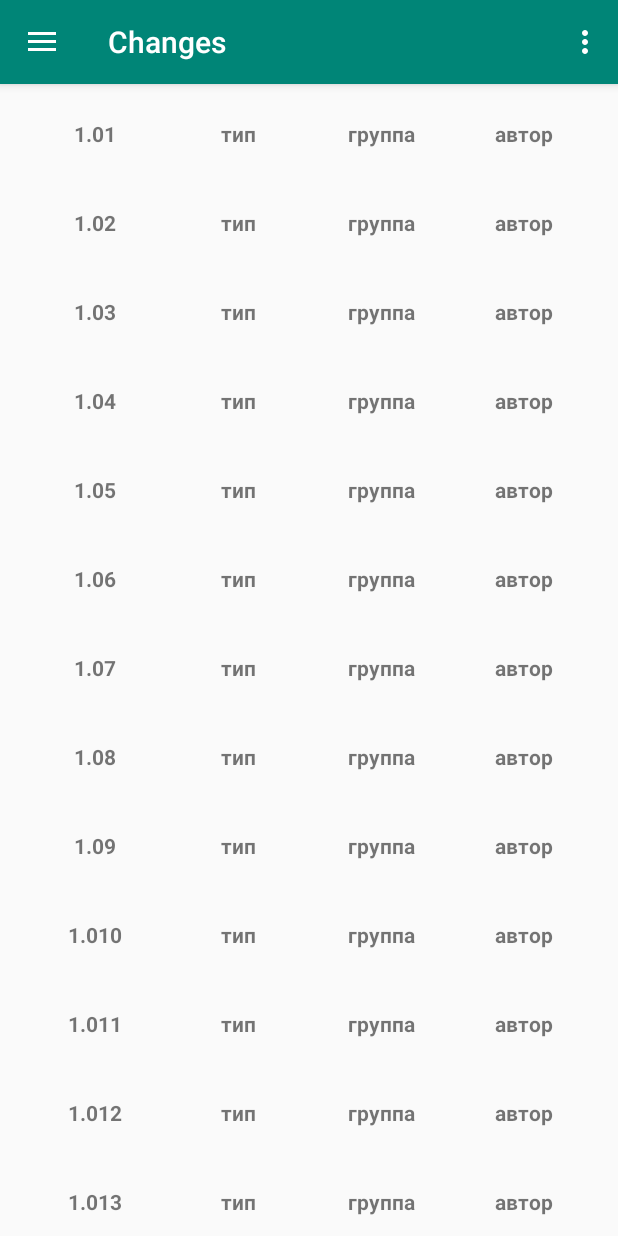
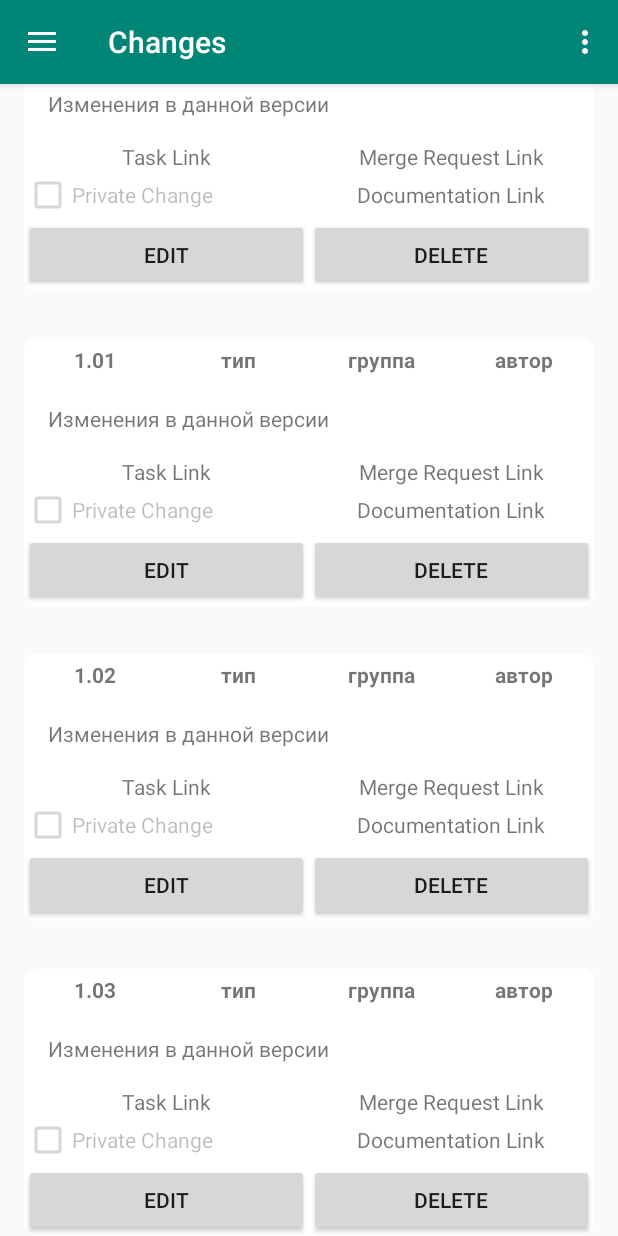
Before and after one commit to DenisBarbar/ChangeLoggerGIT, an Android app: the screen it shows after launch (MainActivity), on a phone screen of 412 x 824 dp. Run offline under Robolectric (Android 15) with nearby library versions, the phone set to English and light mode, and no system bars.

Commit message:
item layouot changed

```diff
--- a/ChangeLogger/app/src/main/java/com/fast_report/changelogger/ChangesFragment.java
+++ b/ChangeLogger/app/src/main/java/com/fast_report/changelogger/ChangesFragment.java
@@ -7,25 +7,21 @@ import android.support.v7.widget.RecyclerView;
 import android.view.LayoutInflater;
 import android.view.View;
 import android.view.ViewGroup;
-import android.widget.CheckBox;
 import android.widget.TextView;
 
-import java.text.SimpleDateFormat;
 import java.util.List;
-import java.util.Locale;
 
 public class ChangesFragment extends Fragment {
 
-    private RecyclerView mCrimeRecyclerView;
-    private CrimeAdapter mAdapter;
-    private SimpleDateFormat dateFormat = new SimpleDateFormat("EEEE, d MMMM y ' г.'", new Locale("ru"));
+    private RecyclerView mChangeRecyclerView;
+    private ChangeAdapter mAdapter;
 
     @Override
     public View onCreateView(LayoutInflater inflater, ViewGroup container, Bundle savedInstanceState){
         ((MainActivity)getActivity()).setActionBarTitle("Changes");
         View view = inflater.inflate(R.layout.fragment_changes_list, container, false);
-        mCrimeRecyclerView = (RecyclerView) view.findViewById(R.id.changes_recycler_view);
-        mCrimeRecyclerView.setLayoutManager(new LinearLayoutManager(getActivity()));
+        mChangeRecyclerView = (RecyclerView) view.findViewById(R.id.changes_recycler_view);
+        mChangeRecyclerView.setLayoutManager(new LinearLayoutManager(getActivity()));
         updateUI();
         return view;
     }
@@ -40,59 +36,62 @@ public class ChangesFragment extends Fragment {
         ChangeLab changeLab = ChangeLab.get(getActivity());
         List<Change> crimes = changeLab.getChanges();
         if(mAdapter == null){
-            mAdapter = new CrimeAdapter(crimes);
-            mCrimeRecyclerView.setAdapter(mAdapter);
+            mAdapter = new ChangeAdapter(crimes);
+            mChangeRecyclerView.setAdapter(mAdapter);
         } else {
             mAdapter.notifyDataSetChanged();
         }
     }
 
-    private class CrimeHolder extends RecyclerView.ViewHolder {
+    private class ChangeHolder extends RecyclerView.ViewHolder {
 
         private Change mChange;
         private TextView mVersionTextView;
         private TextView mTypeTextView;
         private TextView mGroupTextView;
         private TextView mAuthorTextView;
+        private TextView mChangedTextView;
 
-        public void bindCrime(Change change) {
+        public void bindChange(Change change) {
             mChange = change;
             mVersionTextView.setText(mChange.getVersion());
             mTypeTextView.setText(mChange.getType());
             mGroupTextView.setText(mChange.getGroup());
             mAuthorTextView.setText(mChange.getAuthor());
+            mChangedTextView.setText(mChange.getChangedText());
         }
 
-        public CrimeHolder (View itemView){
+        public ChangeHolder (View itemView){
             super(itemView);
             mVersionTextView = (TextView) itemView.findViewById(R.id.list_item_change_version);
             mTypeTextView = (TextView) itemView.findViewById(R.id.list_item_change_type);
             mGroupTextView = (TextView) itemView.findViewById(R.id.list_item_change_group);
             mAuthorTextView = (TextView) itemView.findViewById(R.id.list_item_change_author);
+            mChangedTextView = (TextView) itemView.findViewById(R.id.list_item_changed_text);
         }
 
     }
 
-    private class CrimeAdapter extends RecyclerView.Adapter<CrimeHolder>{
+    private class ChangeAdapter extends RecyclerView.Adapter<ChangeHolder>{
 
         private List<Change> mChanges;
 
-        public CrimeAdapter(List<Change> changes){
+        public ChangeAdapter(List<Change> changes){
             mChanges = changes;
         }
 
         @Override
-        public CrimeHolder onCreateViewHolder(ViewGroup parent, int viewType) {
+        public ChangeHolder onCreateViewHolder(ViewGroup parent, int viewType) {
             LayoutInflater layoutInflater = LayoutInflater.from(getActivity());
             View view = layoutInflater
                     .inflate(R.layout.list_item_change, parent, false);
-            return new CrimeHolder(view);
+            return new ChangeHolder(view);
         }
 
         @Override
-        public void onBindViewHolder(CrimeHolder holder, int position){
+        public void onBindViewHolder(ChangeHolder holder, int position){
             Change crime = mChanges.get(position);
-            holder.bindCrime(crime);
+            holder.bindChange(crime);
         }
         @Override
         public int getItemCount(){
--- a/ChangeLogger/app/src/main/java/com/fast_report/changelogger/MainActivity.java
+++ b/ChangeLogger/app/src/main/java/com/fast_report/changelogger/MainActivity.java
@@ -1,6 +1,7 @@
 package com.fast_report.changelogger;
 
 import android.os.Bundle;
+import android.support.v4.app.FragmentActivity;
 import android.support.v4.app.FragmentTransaction;
 import android.support.design.widget.NavigationView;
 import android.support.v4.view.GravityCompat;
--- /dev/null
+++ b/ChangeLogger/app/src/main/res/drawable/rounded_corners.xml
@@ -0,0 +1,5 @@
+<?xml version="1.0" encoding="utf-8"?>
+<shape xmlns:android="http://schemas.android.com/apk/res/android">
+    <corners android:radius="8dp" />
+    <solid android:color="@android:color/background_light" />
+</shape>
--- a/ChangeLogger/app/src/main/res/layout/list_item_change.xml
+++ b/ChangeLogger/app/src/main/res/layout/list_item_change.xml
@@ -1,45 +1,135 @@
 <?xml version="1.0" encoding="utf-8"?>
-<LinearLayout
-    xmlns:android="http://schemas.android.com/apk/res/android"
+<LinearLayout xmlns:android="http://schemas.android.com/apk/res/android"
+    xmlns:app="http://schemas.android.com/apk/res-auto"
     xmlns:tools="http://schemas.android.com/tools"
     android:layout_width="match_parent"
     android:layout_height="wrap_content"
     android:layout_margin="16dp"
+    android:background="@drawable/rounded_corners"
+    android:orientation="vertical">
+
+    <LinearLayout
+        android:layout_width="match_parent"
+        android:layout_height="match_parent"
+        android:layout_weight="1"
         android:orientation="horizontal">
+
         <TextView
             android:id="@+id/list_item_change_version"
             android:layout_width="match_parent"
             android:layout_height="wrap_content"
+            android:layout_weight="1"
             android:padding="4dp"
-        android:layout_weight="1"
+            android:textAlignment="center"
             android:textStyle="bold"
-        android:textAlignment="center"
             tools:text="Version" />
+
         <TextView
             android:id="@+id/list_item_change_type"
             android:layout_width="match_parent"
             android:layout_height="wrap_content"
+            android:layout_weight="1"
             android:padding="4dp"
-        android:layout_weight="1"
+            android:textAlignment="center"
             android:textStyle="bold"
-        android:textAlignment="center"
             tools:text="Type" />
+
         <TextView
             android:id="@+id/list_item_change_group"
             android:layout_width="match_parent"
             android:layout_height="wrap_content"
+            android:layout_weight="1"
             android:padding="4dp"
-        android:layout_weight="1"
+            android:textAlignment="center"
             android:textStyle="bold"
-        android:textAlignment="center"
             tools:text="Group" />
+
         <TextView
             android:id="@+id/list_item_change_author"
             android:layout_width="match_parent"
             android:layout_height="wrap_content"
+            android:layout_weight="1"
             android:padding="4dp"
-        android:layout_weight="1"
+            android:textAlignment="center"
             android:textStyle="bold"
-        android:textAlignment="center"
             tools:text="Author" />
     </LinearLayout>
+
+    <TextView
+        android:id="@+id/list_item_changed_text"
+        android:layout_width="match_parent"
+        android:layout_height="wrap_content"
+        android:layout_weight="1"
+        android:padding="16dp"
+        android:text="ChangedText" />
+
+    <LinearLayout
+        android:layout_width="match_parent"
+        android:layout_height="match_parent"
+        android:layout_weight="1"
+        android:orientation="horizontal">
+
+        <TextView
+            android:id="@+id/task_link"
+            android:layout_width="match_parent"
+            android:layout_height="wrap_content"
+            android:layout_weight="1"
+            android:text="@string/task_link_text"
+            android:textAlignment="center" />
+
+        <TextView
+            android:id="@+id/merge_request_link"
+            android:layout_width="match_parent"
+            android:layout_height="wrap_content"
+            android:layout_weight="1"
+            android:text="@string/merge_request_link_text"
+            android:textAlignment="center" />
+
+    </LinearLayout>
+
+    <LinearLayout
+        android:layout_width="match_parent"
+        android:layout_height="match_parent"
+        android:layout_weight="1"
+        android:orientation="horizontal">
+
+        <CheckBox
+            android:id="@+id/private_change"
+            android:layout_width="match_parent"
+            android:layout_height="wrap_content"
+            android:layout_weight="1"
+            android:enabled="false"
+            android:text="@string/private_change_text" />
+
+        <TextView
+            android:id="@+id/documentation_link"
+            android:layout_width="match_parent"
+            android:layout_height="wrap_content"
+            android:layout_weight="1"
+            android:text="@string/documentation_link_text"
+            android:textAlignment="center" />
+
+    </LinearLayout>
+
+    <LinearLayout
+        android:layout_width="match_parent"
+        android:layout_height="match_parent"
+        android:layout_weight="1"
+        android:orientation="horizontal">
+
+        <Button
+            android:id="@+id/edit_button"
+            android:layout_width="wrap_content"
+            android:layout_height="wrap_content"
+            android:layout_weight="1"
+            android:text="@string/edit_button_text" />
+
+        <Button
+            android:id="@+id/delete_button"
+            android:layout_width="wrap_content"
+            android:layout_height="wrap_content"
+            android:layout_weight="1"
+            android:text="@string/delete_button_text" />
+    </LinearLayout>
+
+</LinearLayout>
--- a/ChangeLogger/app/src/main/res/values/strings.xml
+++ b/ChangeLogger/app/src/main/res/values/strings.xml
@@ -25,6 +25,12 @@
     <string name="button_new">New</string>
     <string name="button_prev">Prew</string>
     <string name="button_next">Next</string>
+    <string name="edit_button_text">Edit</string>
+    <string name="delete_button_text">Delete</string>
+    <string name="task_link_text">Task Link</string>
+    <string name="merge_request_link_text">Merge Request Link</string>
+    <string name="documentation_link_text">Documentation Link</string>
+    <string name="private_change_text">Private Change</string>
 
     <string-array name="products">
         <item>Product 1</item>
```
Lines whose indentation alone changed are shown as unchanged.
